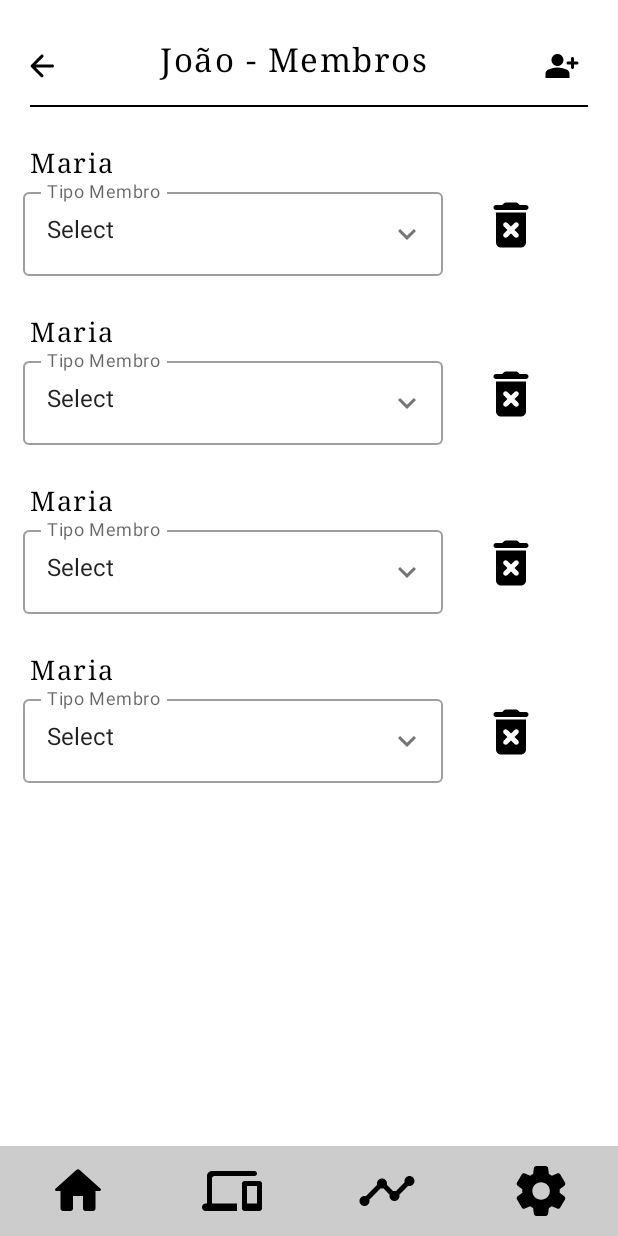
After one commit to LuisCarlosOliveira/CMU, an Android app built with Jetpack Compose: the composable MembersScreen shown on its own in the app's theme, on a phone screen of 412 x 824 dp. The commit adds this screen. Run offline under Robolectric (Android 15) with nearby library versions, the phone set to English and light mode, and no system bars.

Commit message:
MembersScreen and ChooseTypeHomeScreen

```diff
--- /dev/null
+++ b/app/src/main/java/com/example/mysmarthome/ui/screens/phone/MembersScreen.kt
@@ -0,0 +1,234 @@
+package com.example.mysmarthome.ui.screens.phone
+
+import android.annotation.SuppressLint
+import androidx.compose.foundation.background
+import androidx.compose.foundation.clickable
+import androidx.compose.foundation.layout.*
+import androidx.compose.foundation.lazy.LazyColumn
+import androidx.compose.material.*
+import androidx.compose.material.icons.Icons
+import androidx.compose.material.icons.filled.KeyboardArrowDown
+import androidx.compose.material.icons.filled.KeyboardArrowUp
+import androidx.compose.material.icons.rounded.*
+import androidx.compose.runtime.*
+import androidx.compose.ui.Modifier
+import androidx.compose.ui.graphics.Color
+import androidx.compose.ui.platform.LocalConfiguration
+import androidx.compose.ui.res.stringArrayResource
+import androidx.compose.ui.res.stringResource
+import androidx.compose.ui.text.font.FontFamily
+import androidx.compose.ui.text.font.FontWeight
+import androidx.compose.ui.tooling.preview.Preview
+import androidx.compose.ui.unit.dp
+import androidx.compose.ui.unit.sp
+import com.example.mysmarthome.MainActivity
+import com.example.mysmarthome.R
+
+@Composable
+fun MembersScreen(mainActivity: MainActivity) {
+    Surface(
+        modifier = Modifier.fillMaxSize(),
+        color = MaterialTheme.colors.background
+    ) {
+        Column(
+            modifier = Modifier.fillMaxSize(),
+        ) {
+
+            val scaffoldState = rememberScaffoldState(rememberDrawerState(DrawerValue.Closed))
+            val configuration = LocalConfiguration.current
+            val screenWidth = configuration.screenWidthDp.dp
+            var letterSpacing by remember {
+                mutableStateOf(1.sp)
+            }
+
+            Scaffold(
+                scaffoldState = scaffoldState,
+                topBar = {
+                    Row(
+                        horizontalArrangement = Arrangement.SpaceBetween, modifier = Modifier
+                            .fillMaxWidth()
+                            .padding(top = 20.dp)
+                    ) {
+                        IconButton(
+                            onClick = { }
+                        ) {
+                            Icon(
+                                Icons.Rounded.ArrowBack, "",
+                                tint = Color.Black,
+                                modifier = Modifier
+                                    .width(50.dp)
+                                    .padding(start = 5.dp)
+                            )
+                        }
+                        Text(
+                            fontWeight = FontWeight.Medium,
+                            letterSpacing = letterSpacing,
+                            fontFamily = FontFamily.Serif,
+                            color = Color.Black,
+                            modifier = Modifier.padding(top = 7.dp),
+                            fontSize = 22.sp,
+                            text = "João " + stringResource(id = R.string.members)
+                        )
+                        IconButton(
+                            onClick = { }
+                        ) {
+                            Icon(
+                                Icons.Rounded.PersonAddAlt, "",
+                                tint = Color.Black,
+                                modifier = Modifier
+                                    .width(70.dp)
+                                    .padding(end = 5.dp)
+                            )
+                        }
+
+                    }
+
+                    Divider(
+                        startIndent = 20.dp,
+                        thickness = 1.dp,
+                        color = Color.Black,
+                        modifier = Modifier
+                            .padding(top = 70.dp)
+                            .width(screenWidth - 20.dp)
+                    )
+
+                },
+                content = {
+                    LazyColumn {
+                        items(4) {
+                            Column(
+                                Modifier
+                                    .fillMaxSize()
+                                    .padding(top = 20.dp)
+                            ) {
+                                Text(
+                                    fontWeight = FontWeight.Medium,
+                                    letterSpacing = letterSpacing,
+                                    fontFamily = FontFamily.Serif,
+                                    color = Color.Black,
+                                    modifier = Modifier
+                                        .padding(top = 7.dp, start = 20.dp)
+                                        .width(screenWidth / 3),
+                                    fontSize = 18.sp,
+                                    text = "Maria"
+                                )
+                                Row() {
+                                    dropDownMenuMembers2()
+                                    IconButton(
+                                        onClick = { }
+                                    ) {
+                                        Icon(
+                                            Icons.Rounded.DeleteForever, "",
+                                            tint = Color.Black,
+                                            modifier = Modifier
+                                                .size(50.dp)
+                                                .padding(top = 10.dp)
+                                        )
+                                    }
+                                }
+                            }
+                        }
+                    }
+                },
+                bottomBar = {
+                    Row(
+                        modifier = Modifier
+                            .background(Color.LightGray)
+                            .fillMaxWidth()
+                            .height(60.dp), horizontalArrangement = Arrangement.SpaceAround
+                    ) {
+                        IconButton(
+                            onClick = { }
+                        ) {
+                            Icon(
+                                Icons.Rounded.Home, "",
+                                tint = Color.Black,
+                                modifier = Modifier
+                                    .size(50.dp)
+                                    .padding(top = 10.dp)
+                            )
+                        }
+                        IconButton(
+                            onClick = { }
+                        ) {
+                            Icon(
+                                Icons.Rounded.Devices, "",
+                                tint = Color.Black,
+                                modifier = Modifier
+                                    .size(50.dp)
+                                    .padding(top = 10.dp)
+                            )
+                        }
+                        IconButton(
+                            onClick = { }
+                        ) {
+                            Icon(
+                                Icons.Rounded.Timeline, "",
+                                tint = Color.Black,
+                                modifier = Modifier
+                                    .size(50.dp)
+                                    .padding(top = 10.dp)
+                            )
+                        }
+                        IconButton(
+                            onClick = { }
+                        ) {
+                            Icon(
+                                Icons.Rounded.Settings, "",
+                                tint = Color.Black,
+                                modifier = Modifier
+                                    .size(50.dp)
+                                    .padding(top = 10.dp)
+                            )
+                        }
+                    }
+                }
+            )
+        }
+    }
+}
+
+
+@SuppressLint("ResourceType")
+@Composable
+fun dropDownMenuMembers2() {
+
+    var expanded by remember { mutableStateOf(false) }
+    val select: String = stringResource(id = R.string.select2)
+    val memberType: Array<String> = stringArrayResource(id = R.array.membersType2)
+    var selectedText by remember { mutableStateOf(select) }
+
+    val icon = if (expanded)
+        Icons.Filled.KeyboardArrowUp
+    else
+        Icons.Filled.KeyboardArrowDown
+
+    Column(Modifier.padding(start = 15.dp)) {
+        OutlinedTextField(
+            value = selectedText,
+            onValueChange = { selectedText = it },
+            modifier = Modifier
+                .width(300.dp)
+                .padding(end = 20.dp),
+            label = { Text(stringResource(id = R.string.memberType)) },
+            trailingIcon = {
+                Icon(icon, "contentDescription",
+                    Modifier.clickable { expanded = !expanded })
+            }
+        )
+        DropdownMenu(
+            expanded = expanded,
+            onDismissRequest = { expanded = false },
+            modifier = Modifier.width(220.dp)
+        ) {
+            memberType.forEach { label ->
+                DropdownMenuItem(onClick = {
+                    selectedText = label
+                    expanded = false
+                }) {
+                    Text(text = label)
+                }
+            }
+        }
+    }
+}
--- a/app/src/main/res/values/strings.xml
+++ b/app/src/main/res/values/strings.xml
@@ -1,5 +1,7 @@
 <resources>
     <string name="app_name">MySmartHome</string>
+    <string name="new_home">Nova Casa</string>
+    <string name="add_home">Associar Casa</string>
 
     <!-- NEW HOME -->
     <string name="newHomeTitle">Nova Casa</string>
@@ -24,6 +26,17 @@
         <item>Vitória</item>
     </string-array>
 
+    <!-- MEMBERS -->
+    <string name="members"> - Membros</string>
+    <string name="memberType2">Tipo Membro</string>
+    <string-array name="membersType2">
+        <item>Administrador</item>
+        <item>Residente Adulto</item>
+        <item>Residente Infantil</item>
+        <item>Convidado</item>
+    </string-array>
+    <string name="select2"> Select</string>
+
     <!-- MEMBER REQUESTS -->
     <string name="adesaoPedidos"> - Pedidos de Adesão</string>
     <string name="memberType">Tipo Membro</string>
```
Also changed, not shown: app/src/main/java/com/example/mysmarthome/ui/screens/phone/ChooseTypeHomeScreen.kt (added, +111 -0 lines).
